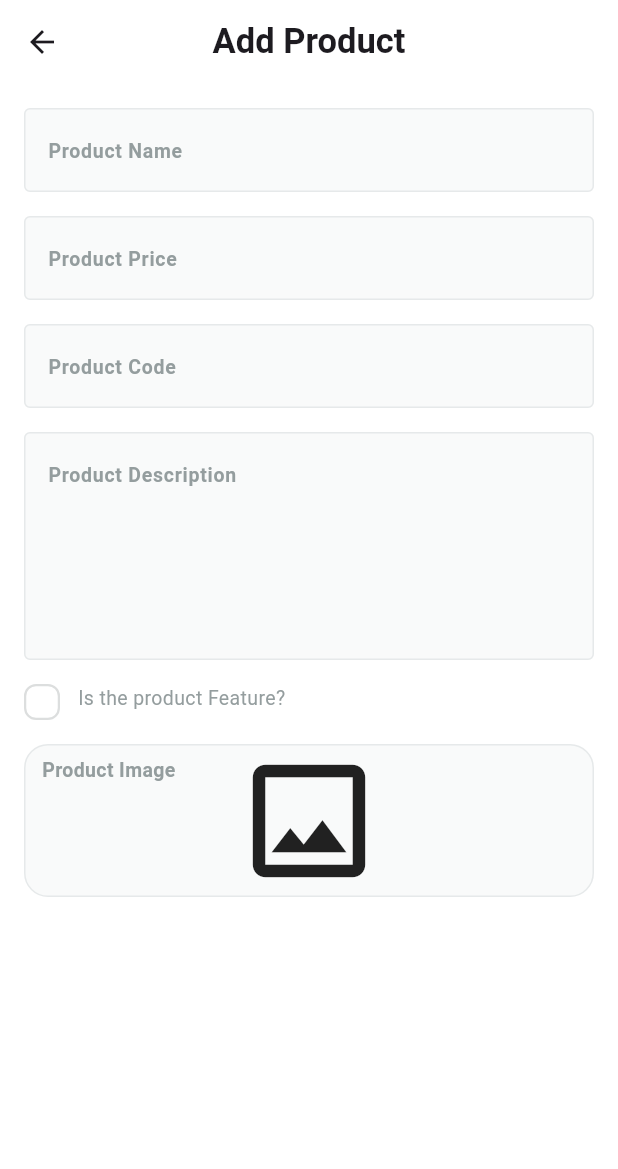
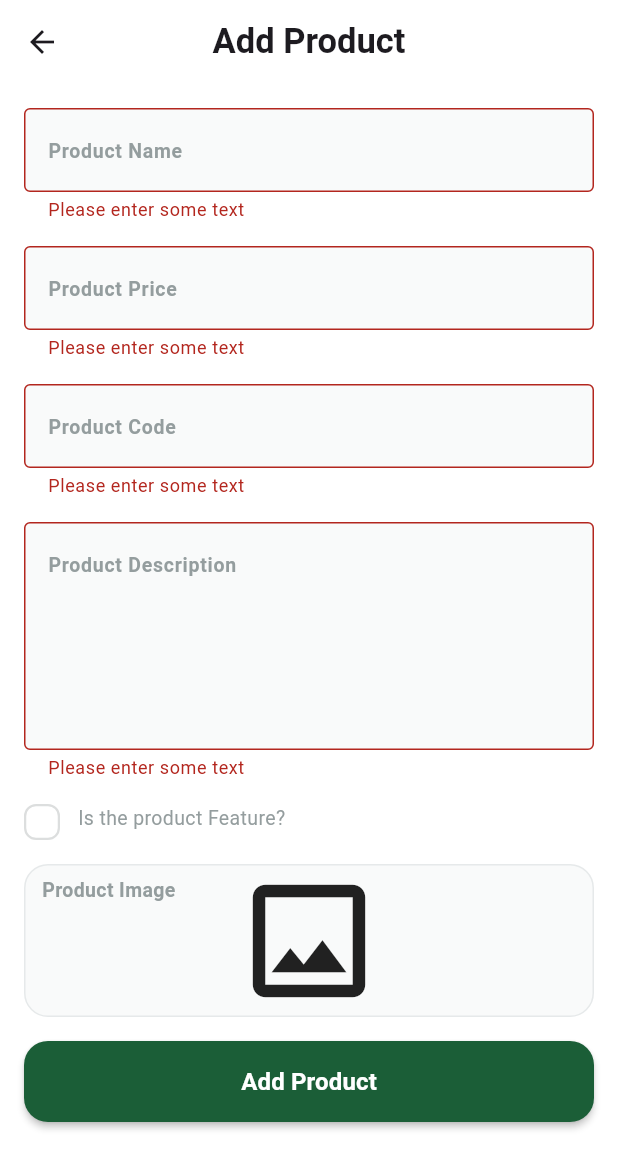
Before and after one commit to Mohamed123-r/fruit-hub-dashboart, a Flutter app: the AddProductView screen opened by its route, on a phone screen of 412 x 824 dp. Shown: the top 1169 px of the screen. Run offline on Flutter 3.47's test engine with Material 3 defaults, Android fonts, the phone set to English and light mode, and no system bars; our stand-ins replace firebase_core, image_picker; accounts and stored records are empty; Roboto replaces fonts that are missing (Cairo).

Commit message:
✨ [feat](add_product): Implement add product functionality with form validation and image upload.

```diff
--- a/lib/feature/add_product/presentation/views/widgets/add_poduct_view_body.dart
+++ b/lib/feature/add_product/presentation/views/widgets/add_poduct_view_body.dart
@@ -1,4 +1,7 @@
+import 'dart:io';
+
 import 'package:flutter/material.dart';
+import 'package:fruit_hub_dashboart/core/widgets/custom_button.dart';
 import 'package:fruit_hub_dashboart/core/widgets/custom_text_field.dart';
 import 'package:fruit_hub_dashboart/feature/add_product/presentation/views/widgets/image_file.dart';
 
@@ -13,7 +16,11 @@ class AddProductViewBody extends StatefulWidget {
 
 class _AddProductViewBodyState extends State<AddProductViewBody> {
   final GlobalKey<FormState> _formKey = GlobalKey<FormState>();
-  final AutovalidateMode _autovalidateMode = AutovalidateMode.disabled;
+  late AutovalidateMode _autovalidateMode = AutovalidateMode.always;
+  late String name, code, description;
+  late num price;
+  File? image;
+   bool? isFeatured;
 
   @override
   Widget build(BuildContext context) {
@@ -21,45 +28,77 @@ class _AddProductViewBodyState extends State<AddProductViewBody> {
       child: Form(
           key: _formKey,
           autovalidateMode: _autovalidateMode,
-          child:  Padding(
-            padding: EdgeInsets.all(16.0),
+          child: Padding(
+            padding: const EdgeInsets.all(16.0),
             child: Column(children: [
               CustomTextField(
+                onSaved: (value) => name = value!.toLowerCase(),
                 hintText: "Product Name",
                 keyboardType: TextInputType.text,
               ),
-              SizedBox(
+              const SizedBox(
                 height: 16,
               ),
               CustomTextField(
+                onSaved: (value) => price = num.parse(value!),
                 hintText: "Product Price",
-                keyboardType: TextInputType.text,
+                keyboardType: TextInputType.number,
               ),
-              SizedBox(
+              const SizedBox(
                 height: 16,
               ),
               CustomTextField(
+                onSaved: (value) => code = value!.toLowerCase(),
                 hintText: "Product Code",
                 keyboardType: TextInputType.text,
               ),
-              SizedBox(
+              const SizedBox(
                 height: 16,
               ),
               CustomTextField(
+                onSaved: (value) => description = value!.toLowerCase(),
                 maxLines: 5,
                 hintText: "Product Description",
                 keyboardType: TextInputType.text,
               ),
-              SizedBox(
+              const SizedBox(
                 height: 16,
               ),
               FeatureBoxWidget(
-                onSelected: (value) {},
+                onSelected: (value) {
+                  setState(() {
+                    isFeatured = value;
+                  });
+                },
               ),
-              SizedBox(
+              const SizedBox(
                 height: 16,
               ),
-              ImageFile(),
+              ImageFile(
+                onFileChanged: (value) => image = value,
+              ),
+              const SizedBox(
+                height: 16,
+              ),
+              CustomButton(
+                title: "Add Product",
+                onPressed: () {
+                  if (image != null) {
+                    if (_formKey.currentState!.validate()) {
+                      _formKey.currentState!.save();
+                      _autovalidateMode = AutovalidateMode.disabled;
+                    } else {
+                      _autovalidateMode = AutovalidateMode.always;
+                    }
+                  } else {
+                    ScaffoldMessenger.of(context).showSnackBar(
+                      const SnackBar(
+                        content: Text("Please select an image"),
+                      ),
+                    );
+                  }
+                },
+              )
             ]),
           )),
     );
--- a/lib/feature/add_product/presentation/views/widgets/image_file.dart
+++ b/lib/feature/add_product/presentation/views/widgets/image_file.dart
@@ -7,7 +7,9 @@ import '../../../../../core/utils/app_colors.dart';
 import '../../../../../core/utils/app_text_styles.dart';
 
 class ImageFile extends StatefulWidget {
-  const ImageFile({super.key});
+  const ImageFile({super.key, required this.onFileChanged});
+
+  final void Function(File? file) onFileChanged;
 
   @override
   State<ImageFile> createState() => _ImageFileState();
@@ -26,6 +28,7 @@ class _ImageFileState extends State<ImageFile> {
             await picker.pickImage(source: ImageSource.gallery);
         setState(() {
           imageFile = File(image!.path);
+          widget.onFileChanged(imageFile);
           isLoading = true;
         });
       },
@@ -64,6 +67,7 @@ class _ImageFileState extends State<ImageFile> {
                     onPressed: () {
                       setState(() {
                         imageFile = null;
+                        widget.onFileChanged(imageFile);
                         isLoading = false;
                       });
                     },
```
